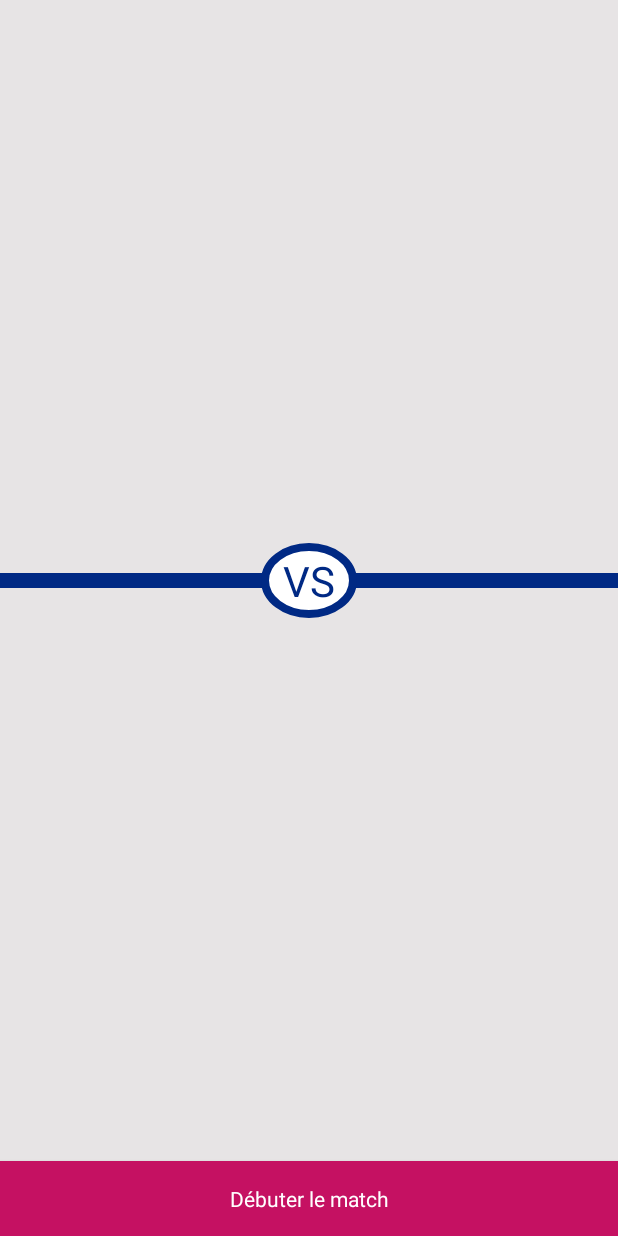
After one commit to jdagnogo/FifaAtHome, an Android app: the layout activity_vs.xml on its own in the app's theme, with its tools: preview values and no code run, on a phone screen of 412 x 824 dp. The commit adds this screen. Run offline under Robolectric (Android 15) with nearby library versions, the phone set to English and light mode, and no system bars.

Commit message:
register ok

```diff
--- a/FifaAtome/app/src/main/AndroidManifest.xml
+++ b/FifaAtome/app/src/main/AndroidManifest.xml
@@ -21,8 +21,10 @@
         </activity>
         <activity android:name=".ui.activities.ProfilsActivity" />
         <activity android:name=".ui.activities.ProfilsDetailActivity" />
-        <activity android:name=".ui.activities.CreateUserActivity"
-            android:windowSoftInputMode="stateHidden"></activity>
+        <activity
+            android:name=".ui.activities.CreateUserActivity"
+            android:windowSoftInputMode="stateHidden" />
+        <activity android:name=".ui.activities.VsActivity"></activity>
     </application>
 
 </manifest>
--- a/FifaAtome/app/src/main/java/com/example/jdagnogo/fifaatome/models/entities/User.java
+++ b/FifaAtome/app/src/main/java/com/example/jdagnogo/fifaatome/models/entities/User.java
@@ -34,6 +34,9 @@ public class User {
         this.name = userRealm.getName();
         this.password = userRealm.getPassword();
         this.photo = userRealm.getPhoto();
+    }
+    public String getFullName(){
+        return String.format("%s %s",firstName, name);
     }
 
     public String getId() {
--- a/FifaAtome/app/src/main/java/com/example/jdagnogo/fifaatome/ui/adapter/PhotoAdapter.java
+++ b/FifaAtome/app/src/main/java/com/example/jdagnogo/fifaatome/ui/adapter/PhotoAdapter.java
@@ -30,7 +30,7 @@ public class PhotoAdapter extends RecyclerView.Adapter<PhotoAdapter.PhotoViewHol
 
     @Override
     public void onBindViewHolder(PhotoViewHolder holder, int position) {
-        holder.getPhoto().setImageDrawable(ImageUtils.getDrawableFromName(photos.get(position)));
+        holder.getPhoto().setImageDrawable(ImageUtils.getProfileDrawableFromName(photos.get(position)));
         if (photoSelected.equals(photos.get(position))) {
             holder.getSelected().setVisibility(View.VISIBLE);
         } else {
--- /dev/null
+++ b/FifaAtome/app/src/main/java/com/example/jdagnogo/fifaatome/ui/contract/VsContract.java
@@ -0,0 +1,4 @@
+package com.example.jdagnogo.fifaatome.ui.contract;
+
+public interface VsContract extends BaseContract {
+}
--- a/FifaAtome/app/src/main/java/com/example/jdagnogo/fifaatome/utils/FlashBarUtils.java
+++ b/FifaAtome/app/src/main/java/com/example/jdagnogo/fifaatome/utils/FlashBarUtils.java
@@ -1,13 +1,13 @@
 package com.example.jdagnogo.fifaatome.utils;
 
 import android.app.Activity;
-
+import android.widget.Toast;
 
 
 public class FlashBarUtils {
 
     public static void createFlashBarError(Activity activity, String msg){
-
-
+        Toast.makeText(activity, msg,
+                Toast.LENGTH_LONG).show();
     }
 }
--- /dev/null
+++ b/FifaAtome/app/src/main/res/drawable/circle_white.xml
@@ -0,0 +1,6 @@
+<?xml version="1.0" encoding="utf-8"?>
+<shape xmlns:android="http://schemas.android.com/apk/res/android"
+    android:shape="oval" >
+    <solid android:color="@android:color/white" />
+    <stroke android:color="@color/colorPrimaryDark" android:width="5dp" />
+</shape>
--- /dev/null
+++ b/FifaAtome/app/src/main/res/layout/activity_vs.xml
@@ -0,0 +1,59 @@
+<?xml version="1.0" encoding="utf-8"?>
+<LinearLayout xmlns:android="http://schemas.android.com/apk/res/android"
+    xmlns:app="http://schemas.android.com/apk/res-auto"
+    xmlns:tools="http://schemas.android.com/tools"
+    android:layout_width="match_parent"
+    android:orientation="vertical"
+    android:layout_height="match_parent"
+    tools:context="com.example.jdagnogo.fifaatome.ui.activities.VsActivity">
+    <RelativeLayout
+        android:layout_width="match_parent"
+        android:layout_weight="1"
+        android:background="@color/background"
+        android:layout_height="wrap_content">
+
+        <RelativeLayout
+            android:layout_width="match_parent"
+            android:layout_centerInParent="true"
+            android:layout_height="50dp">
+            <View
+                android:layout_width="match_parent"
+                android:background="@color/colorPrimaryDark"
+                android:layout_centerInParent="true"
+                android:layout_height="10dp"/>
+            <ImageView
+                android:layout_width="@dimen/twice_default_image_size"
+                android:layout_centerInParent="true"
+                android:background="@drawable/circle_white"
+                android:layout_height="@dimen/twice_default_image_size" />
+            <TextView
+                android:layout_width="wrap_content"
+                android:textSize="28sp"
+                android:textColor="@color/colorPrimaryDark"
+                android:layout_centerInParent="true"
+                android:text="@string/vs"
+                android:layout_height="wrap_content" />
+        </RelativeLayout>
+        <LinearLayout
+            android:layout_width="match_parent"
+            android:orientation="vertical"
+
+            android:layout_weight="1"
+            android:layout_height="wrap_content"></LinearLayout>
+        <LinearLayout
+            android:layout_width="match_parent"
+            android:orientation="vertical"
+            android:layout_weight="1"
+            android:layout_height="wrap_content"></LinearLayout>
+
+    </RelativeLayout>
+
+
+    <TextView
+        android:layout_width="match_parent"
+        style="@style/ValidateTextView"
+        android:layout_alignParentBottom="true"
+        android:text="@string/start_game"
+        android:layout_height="wrap_content" />
+
+</LinearLayout>
--- a/FifaAtome/app/src/main/res/values/colors.xml
+++ b/FifaAtome/app/src/main/res/values/colors.xml
@@ -7,4 +7,5 @@
     <color name="colorAccent">#c51162</color>
     <color name="colorAccentDark">#8e0038</color>
     <color name="colorAccentLight">#fd558f</color>
+    <color name="background">#e7e4e5</color>
 </resources>
--- a/FifaAtome/app/src/main/res/values/dimens.xml
+++ b/FifaAtome/app/src/main/res/values/dimens.xml
@@ -3,4 +3,6 @@
     <dimen name="default_margin">16dp</dimen>
     <dimen name="textview_as_title_toolbar_height">50dp</dimen>
     <dimen name="default_text_title_18" >18sp</dimen>
+    <dimen name="default_image_size">32dp</dimen>
+    <dimen name="twice_default_image_size">64dp</dimen>
 </resources>
--- a/FifaAtome/app/src/main/res/values/strings.xml
+++ b/FifaAtome/app/src/main/res/values/strings.xml
@@ -13,8 +13,10 @@
     <string name="user_hint_pseudo">Entrez votre pseudo ici</string>
     <string name="validate">Valider</string>
     <string name="user_firtname">Prénom :</string>
-    <string name="user_hint_firtname" >Entrez votre prénom ici</string>
+    <string name="user_hint_firtname">Entrez votre prénom ici</string>
     <string name="avatar_dialog_title">Sélectionner un avatar</string>
     <string name="cancel">Annuler</string>
     <string name="missing_info">Il manque des informations</string>
+    <string name="start_game">Débuter le match</string>
+    <string name="vs">VS</string>
 </resources>
```
Also changed, not shown: FifaAtome/app/src/main/java/com/example/jdagnogo/fifaatome/models/enums/CircleMenuItemEnum.java (+8 -4 lines), FifaAtome/app/src/main/java/com/example/jdagnogo/fifaatome/presenter/CreateUserPresenter.java (+6 -2 lines), FifaAtome/app/src/main/java/com/example/jdagnogo/fifaatome/presenter/VsPresenter.java (added, +31 -0 lines), FifaAtome/app/src/main/java/com/example/jdagnogo/fifaatome/ui/activities/CreateUserActivity.java (+4 -4 lines), FifaAtome/app/src/main/java/com/example/jdagnogo/fifaatome/ui/activities/VsActivity.java (added, +44 -0 lines), FifaAtome/app/src/main/java/com/example/jdagnogo/fifaatome/ui/adapter/UserAdapter.java (+19 -6 lines), FifaAtome/app/src/main/java/com/example/jdagnogo/fifaatome/utils/ImageUtils.java (+22 -5 lines), FifaAtome/app/src/main/res/layout/item_user_adapter.xml (+32 -8 lines).
